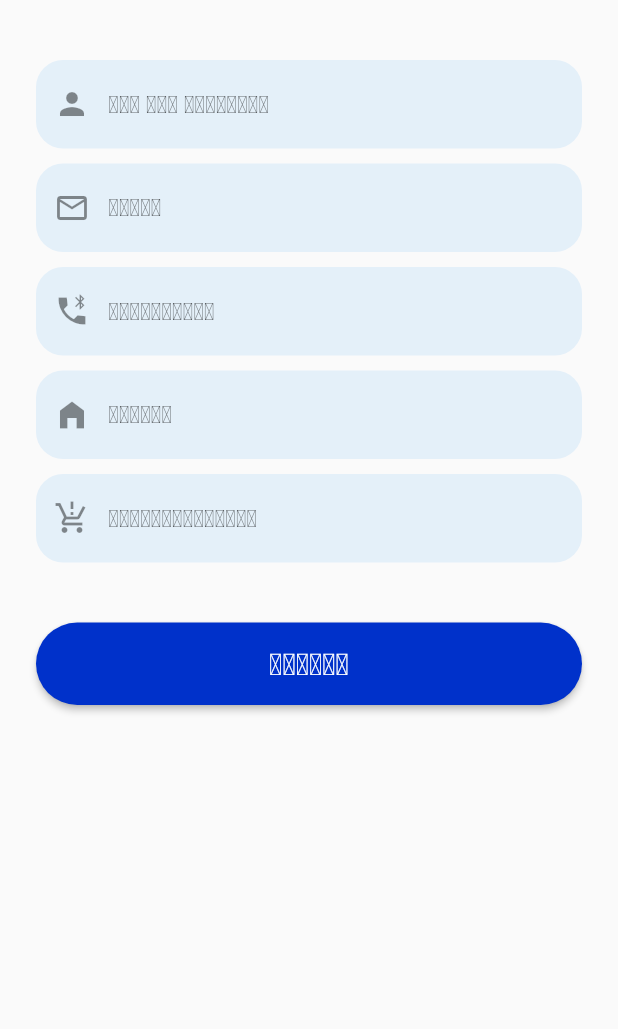
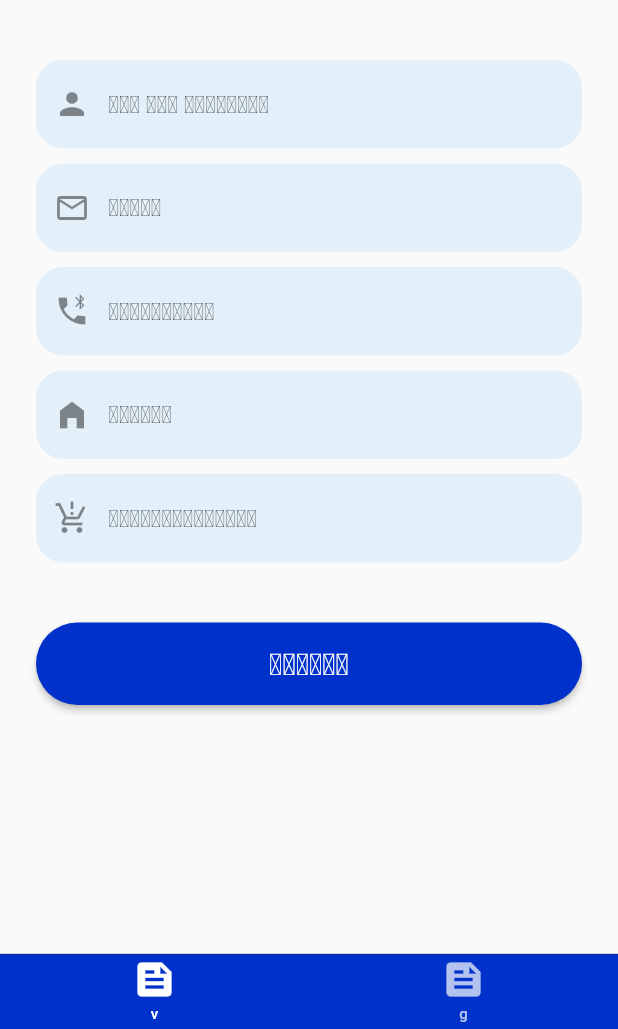
Before and after one commit to finalcccc/addmanee, a Flutter app: the screen it shows after launch, after a tap on "ຜູ້ສະໜອງ", on a phone screen of 412 x 824 dp, the part 207-1236 px from its top. Run offline on Flutter 3.47's test engine with Material 2 defaults, Android fonts, the light colour scheme and no system bars; our stand-ins replace cloud_firestore, firebase_auth, firebase_core, firebase_storage, fluttertoast, form_field_validator and 1 more; accounts and stored records are empty.

Commit message:
update_tapbar

```diff
--- a/lib/api/aip.dart
+++ b/lib/api/aip.dart
@@ -7,9 +7,9 @@ import 'package:image_picker/image_picker.dart';
 import 'dart:io' as io;
 import 'package:firebase_storage/firebase_storage.dart';
 import 'package:untitled1/model/product_data.dart';
-import 'package:untitled1/screen/product_add/product_type_add.dart';
+import 'package:untitled1/screen/product_add/category.dart';
 
-import '../model/product_type_data.dart';
+import '../model/category.dart';
 
 
 XFile? image;
--- a/lib/celement/elements.dart
+++ b/lib/celement/elements.dart
@@ -1,15 +1,15 @@
-
-
-
+import 'package:flutter/cupertino.dart';
 import 'package:flutter/material.dart';
 import 'package:path/path.dart';
+import 'package:untitled1/screen/product_add/category.dart';
 import '../api/aip.dart';
 import '../notifire/product_notifire.dart';
+import '../screen/product_add/appProduct.dart';
 
-class element{
+class element {
   String? category;
-  String? name,des,productpye;
-  int? prie,cost,amout;
+  String? name, des, productpye;
+  int? prie, cost, amout;
 
 
   //color
@@ -33,12 +33,17 @@ class element{
   checks(GlobalKey<FormState> key) {
     if (key.currentState!.validate()) {
       key.currentState!.save();
-      uploadproducts(nameProduct: name, desciption: des,prices: prie, cost: cost, amount: amout, category: 'category');
+      uploadproducts(
+          nameProduct: name,
+          desciption: des,
+          prices: prie,
+          cost: cost,
+          amount: amout,
+          category: 'category');
     }
   }
 
-
-elevatedButton(GlobalKey<FormState> key,String? type) {
+  elevatedButton(GlobalKey<FormState> key, String? type) {
     return Container(
       margin: const EdgeInsets.only(right: 15, left: 15),
       width: 390,
@@ -57,7 +62,6 @@ elevatedButton(GlobalKey<FormState> key,String? type) {
             case "addproduct_type":
               {
                 checkformcategory(key);
-
               }
               break;
           }
@@ -71,7 +75,8 @@ elevatedButton(GlobalKey<FormState> key,String? type) {
   }
 
   // option
-  static MenuButton(BuildContext context, String rout, var icons, Color colors, txt) {
+  static MenuButton(
+      BuildContext context, String rout, var icons, Color colors, txt) {
     return Padding(
       padding: const EdgeInsets.only(top: 10, left: 10, right: 10, bottom: 10),
       child: InkWell(
@@ -138,10 +143,16 @@ elevatedButton(GlobalKey<FormState> key,String? type) {
         },
         icon: const Icon(Icons.shopping_cart_outlined));
   }
+
   // textformfile
-    inputFields({context,String? trye, TextInputType? Keybordtye, String? hint, IconData? icons}) {
+  inputFields(
+      {context,
+      String? trye,
+      TextInputType? Keybordtye,
+      String? hint,
+      IconData? icons}) {
     return Container(
-      margin: const EdgeInsets.only(right: 15,left: 15),
+      margin: const EdgeInsets.only(right: 15, left: 15),
       child: TextFormField(
         decoration: InputDecoration(
           hintText: hint,
@@ -165,7 +176,6 @@ elevatedButton(GlobalKey<FormState> key,String? type) {
             case "nameProduct":
               {
                 name = v;
-
               }
               break;
             case "cost":
@@ -183,7 +193,6 @@ elevatedButton(GlobalKey<FormState> key,String? type) {
             case "description":
               {
                 des = v;
-
               }
               break;
             case "amount":
@@ -193,7 +202,7 @@ elevatedButton(GlobalKey<FormState> key,String? type) {
               break;
             case "Products_type":
               {
-                if(v.length <3) return 'ຊື່ປະເພດສິ້ນຄ້າສັ້ນເກີນໄປ';
+                if (v.length < 3) return 'ຊື່ປະເພດສິ້ນຄ້າສັ້ນເກີນໄປ';
                 cate(v);
               }
               break;
@@ -203,28 +212,57 @@ elevatedButton(GlobalKey<FormState> key,String? type) {
     );
   }
 
-  checkformcategory(GlobalKey<FormState> key) async{
+  checkformcategory(GlobalKey<FormState> key) async {
     if (key.currentState!.validate()) {
       key.currentState!.save();
       addproducttype();
     }
   }
-  void showdialog(BuildContext context, {String? title ,String? content}){
-    showDialog(context: context, builder:(context)=>AlertDialog(
-      title: Text( title!),
+
+  void showdialog(BuildContext context, {String? title, String? content}) {
+    showDialog(
+        context: context,
+        builder: (context) => AlertDialog(
+              title: Text(title!),
               content: Text(content!),
               actions: [
-        TextButton(onPressed: (){
+                TextButton(
+                    onPressed: () {
                       //Navigator.of(context).pop;
+                    },
+                    child: Text(""))
+              ],
+            ));
+  }
 
-        },
-            child: Text("")
-        )
+
+  tabbarpage({String? label1,String? label2 ,IconData?icos1,IconData?icos2, required var tap1, required var tap2}){
+    return CupertinoTabScaffold(
+      tabBar: CupertinoTabBar(
+        backgroundColor: element.main,
+        activeColor: Colors.white,
+        inactiveColor: Colors.white70,
+        items: [
+          BottomNavigationBarItem(
+            label: label1,
+            icon: Icon(icos1),
+          ),
+          BottomNavigationBarItem(
+            label: label2,
+            icon: Icon(icos2),
+          ),
         ],
-    )
-
-    );
-
+      ),
+      tabBuilder: (context ,index) {
+        switch(index){
+          case 0:
+            return tap1;
+          case 1:
+          default:
+            return tap2;
         }
 
       }
+    );
+  }
+}
--- a/lib/main.dart
+++ b/lib/main.dart
@@ -2,7 +2,7 @@ import 'package:firebase_core/firebase_core.dart';
 import 'package:flutter/material.dart';
 import 'package:untitled1/notifire/product_notifire.dart';
 import 'package:untitled1/screen/manageOrder.dart';
-import 'package:untitled1/screen/product_add/product_type_add.dart';
+import 'package:untitled1/screen/product_add/category.dart';
 import 'package:untitled1/screen/receiveOrder.dart';
 import 'package:untitled1/screen/product_add/appProduct.dart';
 import 'package:untitled1/celement/router.dart';
@@ -36,11 +36,11 @@ class MyApp extends StatelessWidget {
       home: const SplashScreen(),
       routes: <String, WidgetBuilder>{
         route.prodc: (BuildContext context) => const ReceiveOrder(),
-        route.register: (BuildContext context) => const Register(),
-        route.product: (BuildContext context) => const AddProduct(),
+        route.register: (BuildContext context) => const employeetapbar(),
+        route.product: (BuildContext context) => const ProductaddTapbar(),
         route.m_orders: (BuildContext context) => const ManageOrder(),
-        route.suppliyer: (BuildContext context) => const Supplier(),
-        route.product_type: (BuildContext context) => const product_type(),
+        route.suppliyer: (BuildContext context) => const supplier_tapbar(),
+        route.product_type: (BuildContext context) => const product_type_tapbar(),
       },
     );
   }
--- a/lib/screen/product_add/supplier_add.dart
+++ b/lib/screen/product_add/supplier_add.dart
@@ -5,7 +5,24 @@ import 'package:fluttertoast/fluttertoast.dart';
 import 'package:form_field_validator/form_field_validator.dart';
 import 'package:untitled1/celement/elements.dart';
 import 'package:untitled1/model/supplier_data.dart';
+import 'package:untitled1/screen/product_add/appProduct.dart';
+import 'package:untitled1/screen/product_add/category.dart';
 
+
+class supplier_tapbar extends StatefulWidget {
+  const supplier_tapbar({Key? key}) : super(key: key);
+
+  @override
+  State<supplier_tapbar> createState() => _supplier_tapbarState();
+}
+
+class _supplier_tapbarState extends State<supplier_tapbar> {
+
+  @override
+  Widget build(BuildContext context) {
+    return element().tabbarpage(label1: 'v',icos1: Icons.feed,icos2: Icons.feed ,label2: 'g',tap1: Supplier(),tap2: AddProduct());
+  }
+}
 class Supplier extends StatefulWidget {
   const Supplier({Key? key}) : super(key: key);
 
```
Also changed, not shown: lib/screen/product_add/appProduct.dart (+16 -0 lines), lib/screen/product_add/category.dart (added, +63 -0 lines), lib/screen/product_add/product_type_add.dart (deleted, +0 -42 lines), lib/screen/product_add/registerEmployee.dart (+22 -0 lines), lib/model/category.dart (renamed from lib/model/product_type_data.dart). Lines whose indentation alone changed are shown as unchanged.
